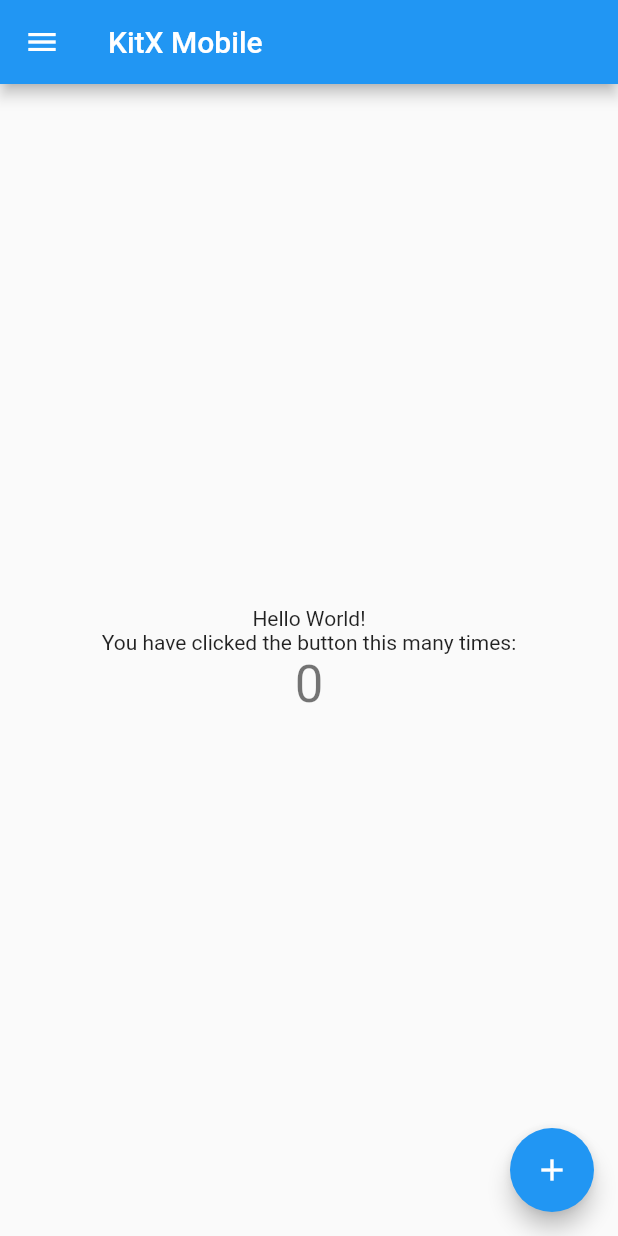
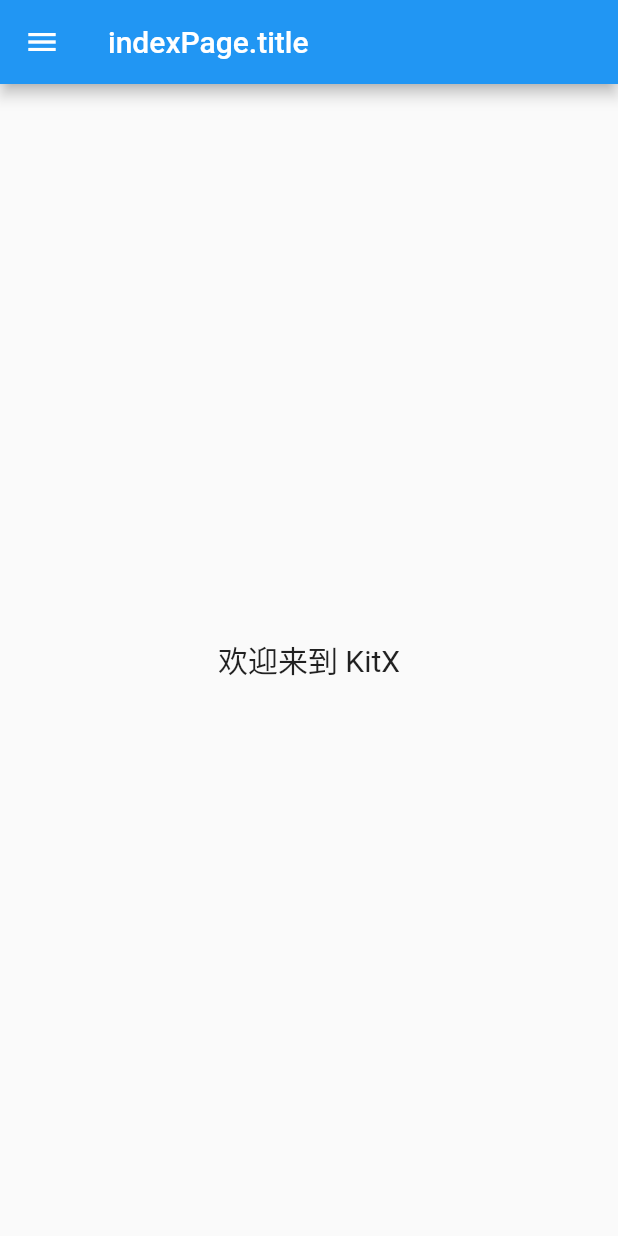
Before and after one commit to Crequency/KitX-Mobile, a Flutter app: the screen it shows after launch, on a phone screen of 412 x 824 dp. Run offline on Flutter 3.47's test engine with Material 2 defaults, Android fonts, the phone set to English and light mode, and no system bars; our stand-ins replace flutter_i18n, get.

Commit message:
更新多语言 导航

```diff
--- a/kitx_mobile/assets/i18n/zh_CN.json
+++ b/kitx_mobile/assets/i18n/zh_CN.json
@@ -5,6 +5,9 @@
     "account": "账户",
     "setting": "设置"
   },
+  "indexPage": {
+    "title": "KitX"
+  },
   "homePage": {
     "title": "KitX 移动端",
     "text": "你点了这个按钮多少次？",
--- a/kitx_mobile/lib/main.dart
+++ b/kitx_mobile/lib/main.dart
@@ -1,9 +1,10 @@
 import 'dart:io';
 import 'package:flutter/material.dart';
 import 'package:flutter_localizations/flutter_localizations.dart';
-// import 'package:flutter_gen/gen_l10n/app_localizations.dart';
 import 'package:flutter_i18n/flutter_i18n.dart';
-import 'package:wifi_iot/wifi_iot.dart';
+import 'package:flutter_i18n/loaders/decoders/json_decode_strategy.dart';
+import 'package:get/get.dart';
+import 'pages/homePage.dart';
 
 void main() {
   runApp(const MyApp());
@@ -14,7 +15,7 @@ class MyApp extends StatelessWidget {
 
   @override
   Widget build(BuildContext context) {
-    return MaterialApp(
+    return GetMaterialApp(
       title: 'KitX Mobile',
       theme: ThemeData(
         primarySwatch: Colors.blue,
@@ -22,10 +23,12 @@ class MyApp extends StatelessWidget {
       localizationsDelegates: [
         FlutterI18nDelegate(
           translationLoader: FileTranslationLoader(
+            // fallbackFile: "en_US",
             basePath: "assets/i18n",
-            // fallbackFile: "en_US",
             useCountryCode: true,
+            useScriptCode: false,
             // forcedLocale: Locale("zh", "CN"),
+            decodeStrategies: [JsonDecodeStrategy()],
           ),
           missingTranslationHandler: (key, locale) {
             print("--- Missing Key: $key, languageCode: ${locale?.languageCode}, countryCode: ${locale?.countryCode}");
@@ -56,6 +59,10 @@ class MyHomePage extends StatefulWidget {
 class _MyHomePageState extends State<MyHomePage> {
   int _counter = 0;
 
+  final PageController _controller = PageController(
+    initialPage: 0,
+  );
+
   void _incrementCounter() {
     setState(() {
       _counter++;
@@ -67,7 +74,7 @@ class _MyHomePageState extends State<MyHomePage> {
     imageCache.clear();
     return Scaffold(
       appBar: AppBar(
-        title: Text(FlutterI18n.translate(context, "homePage.title")),
+        title: Text(FlutterI18n.translate(context, "indexPage.title")),
       ),
       drawer: Drawer(
           child: ListView(
@@ -93,43 +100,53 @@ class _MyHomePageState extends State<MyHomePage> {
               ListTile(
                 leading: Icon(Icons.home),
                 title: Text(FlutterI18n.translate(context, "drawer.home")),
+                onTap: () {
+                  Get.back();
+                  Get.to(() => HomePage());
+                },
               ),
               ListTile(
                 leading: Icon(Icons.devices),
                 title: Text(FlutterI18n.translate(context, "drawer.devices")),
+                onTap: () {
+                  Get.back();
+                },
               ),
               ListTile(
                 leading: Icon(Icons.alternate_email),
                 title: Text(FlutterI18n.translate(context, "drawer.account")),
+                onTap: () {
+                  Get.back();
+                },
               ),
               ListTile(
                 leading: Icon(Icons.settings),
                 title: Text(FlutterI18n.translate(context, "drawer.setting")),
+                onTap: () {
+                  Get.back();
+                },
               ),
             ],
           )),
+      // body: PageView(
+      //   controller: _controller,
+      //   children: <Widget>[
+      //     HomePage(),
+      //   ],
+      // ),
       body: Center(
         child: Column(
           mainAxisAlignment: MainAxisAlignment.center,
           children: <Widget>[
             Text(
-              FlutterI18n.translate(context, "homePage.hello"),
+              "欢迎来到 KitX",
+              style: TextStyle(
+                fontSize: 20,
               ),
-            Text(
-              FlutterI18n.translate(context, "homePage.text"),
-            ),
-            Text(
-              '$_counter',
-              style: Theme.of(context).textTheme.headline4,
             ),
           ],
         ),
       ),
-      floatingActionButton: FloatingActionButton(
-        onPressed: _incrementCounter,
-        tooltip: 'Increment',
-        child: const Icon(Icons.add),
-      ),
     );
   }
 }
```
Also changed, not shown: kitx_mobile/lib/pages/homePage.dart (added, +120 -0 lines), kitx_mobile/pubspec.yaml (+5 -6 lines), kitx_mobile/pubspec.lock. Lines whose indentation alone changed are shown as unchanged.
